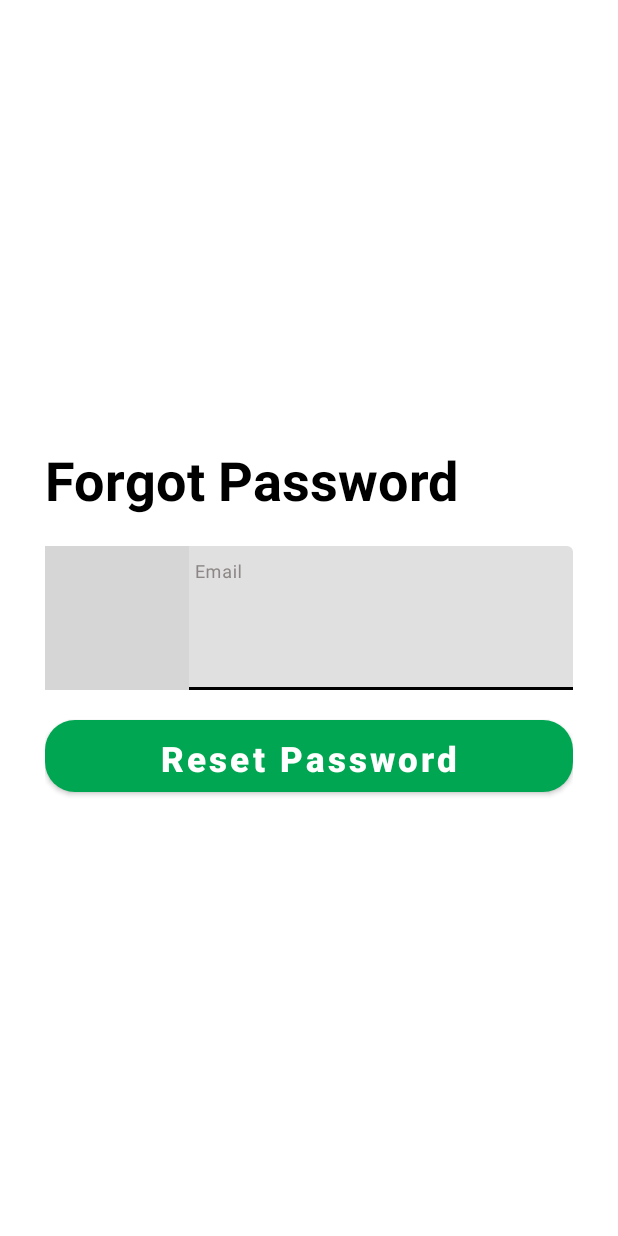
After one commit to chrstphrpnr/SafePlace-Mobile-Application, an Android app: the ForgotPasswordActivity screen opened directly, with no data from a screen before it, on a phone screen of 412 x 824 dp. The commit adds this screen. Run offline under Robolectric (Android 15) with nearby library versions, the phone set to English and light mode, and no system bars; our stand-ins replace Volley; grey boxes are pictures that could not be loaded.

Commit message:
Forgot Password

```diff
--- /dev/null
+++ b/app/src/main/java/org/tup/safeplace/Authentication/ForgotPasswordActivity.java
@@ -0,0 +1,84 @@
+package org.tup.safeplace.Authentication;
+
+import androidx.annotation.Nullable;
+import androidx.appcompat.app.AppCompatActivity;
+
+import android.os.Bundle;
+import android.widget.Button;
+import android.widget.Toast;
+
+import com.android.volley.AuthFailureError;
+import com.android.volley.DefaultRetryPolicy;
+import com.android.volley.Request;
+import com.android.volley.RequestQueue;
+import com.android.volley.Response;
+import com.android.volley.VolleyError;
+import com.android.volley.toolbox.StringRequest;
+import com.android.volley.toolbox.Volley;
+import com.google.android.material.textfield.TextInputEditText;
+import com.google.android.material.textfield.TextInputLayout;
+
+import org.tup.safeplace.Constants.API;
+import org.tup.safeplace.R;
+
+import java.util.HashMap;
+import java.util.Map;
+
+public class ForgotPasswordActivity extends AppCompatActivity {
+
+    TextInputLayout LayoutEmailForgotPassword;
+    TextInputEditText txtEmailForgotPassword;
+    Button btnResetPassword;
+
+    @Override
+    protected void onCreate(Bundle savedInstanceState) {
+        super.onCreate(savedInstanceState);
+        setContentView(R.layout.activity_forgot_password);
+
+        LayoutEmailForgotPassword = findViewById(R.id.txtLayoutEmailForgotPassword);
+        txtEmailForgotPassword = findViewById(R.id.txtEmailForgotPassword);
+        btnResetPassword = findViewById(R.id.btnResetPassword);
+
+        btnResetPassword.setOnClickListener(v->{
+            resetPassword();
+        });
+
+
+    }
+
+    public void resetPassword(){
+
+        String email = txtEmailForgotPassword.getText().toString().trim();
+
+        StringRequest request = new StringRequest(Request.Method.POST, API.forgot_password, response -> {
+
+            Toast.makeText(this, "Sent to Email! Please check your email to reset your password", Toast.LENGTH_SHORT).show();
+
+        }, error -> {
+
+            Toast.makeText(this, "Error in Connection", Toast.LENGTH_SHORT).show();
+            error.printStackTrace();
+
+        }){
+
+            @Nullable
+            @Override
+            protected Map<String, String> getParams() throws AuthFailureError {
+                HashMap<String, String> map = new HashMap<>();
+                map.put("email",email);
+                return map;
+            }
+        };
+
+        request.setRetryPolicy(new DefaultRetryPolicy(
+                5000,
+                DefaultRetryPolicy.DEFAULT_MAX_RETRIES,
+                DefaultRetryPolicy.DEFAULT_BACKOFF_MULT));
+
+        RequestQueue requestQueue = Volley.newRequestQueue(this);
+        requestQueue.add(request);
+
+    }
+
+
+}
--- a/app/src/main/java/org/tup/safeplace/Constants/API.java
+++ b/app/src/main/java/org/tup/safeplace/Constants/API.java
@@ -3,7 +3,7 @@ package org.tup.safeplace.Constants;
 public class API {
 
     //API URL
-    public static String URL = "http://192.168.131.27:8080/";
+    public static String URL = "http://192.168.250.27:8080/";
     public static String API = URL + "api/";
 
     //Hospital List
@@ -35,6 +35,9 @@ public class API {
     //User Change Password
     public static String change_password = API + "change_password/";
 
+    //User Forgot Password
+    public static String forgot_password = API + "forgot-password/";
+
 
 
 
--- /dev/null
+++ b/app/src/main/res/layout/activity_forgot_password.xml
@@ -0,0 +1,57 @@
+<?xml version="1.0" encoding="utf-8"?>
+<LinearLayout xmlns:android="http://schemas.android.com/apk/res/android"
+    xmlns:app="http://schemas.android.com/apk/res-auto"
+    xmlns:tools="http://schemas.android.com/tools"
+    android:layout_width="match_parent"
+    android:layout_height="match_parent"
+    android:orientation="vertical"
+    android:layout_margin="30dp"
+    android:gravity="center"
+    tools:context=".Authentication.ForgotPasswordActivity">
+
+    <TextView
+        android:layout_width="match_parent"
+        android:layout_height="wrap_content"
+        android:text="Forgot Password"
+        android:textSize="36sp"
+        android:textStyle="bold"
+        android:textColor="@color/black"/>
+
+    <com.google.android.material.textfield.TextInputLayout
+        android:id="@+id/txtLayoutEmailForgotPassword"
+        android:layout_width="match_parent"
+        android:layout_height="wrap_content"
+        android:layout_marginTop="20dp"
+        android:hint="Email"
+        android:textColor="@color/safeplace_darkfont"
+        android:textSize="15sp"
+        app:boxStrokeWidth="0dp"
+        app:hintTextColor="#8C8686"
+        app:startIconDrawable="@drawable/ic_person"
+        >
+
+        <com.google.android.material.textfield.TextInputEditText
+            android:id="@+id/txtEmailForgotPassword"
+            android:layout_width="match_parent"
+            android:layout_height="wrap_content"
+            android:inputType="text"
+            android:singleLine="true" />
+    </com.google.android.material.textfield.TextInputLayout>
+
+    <Button
+        android:id="@+id/btnResetPassword"
+        android:layout_width="match_parent"
+        android:layout_height="48dp"
+        android:background="@drawable/btn_round"
+        android:text="Reset Password"
+        android:textAllCaps="false"
+        android:textColor="@color/white"
+        android:textSize="23dp"
+        android:textStyle="bold"
+        android:layout_marginTop="20dp"
+        app:backgroundTint="@color/safeplace_mediumgreen" />
+
+
+
+
+</LinearLayout>
```
Also changed, not shown: app/src/main/AndroidManifest.xml (+7 -0 lines), app/src/main/java/org/tup/safeplace/Authentication/SignInFragment.java (+8 -1 lines), app/src/main/res/layout/fragment_sign_in.xml (+9 -1 lines).
